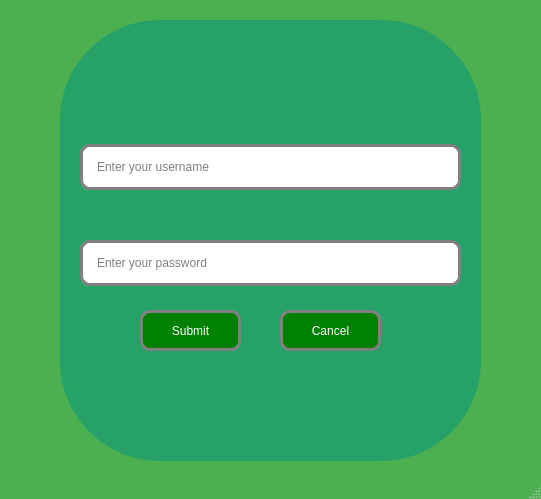
First picture: the form in mainwindowplantcare.ui, repository Rabsoninnora/RoseGardenPlantCareSystem, before the edit.
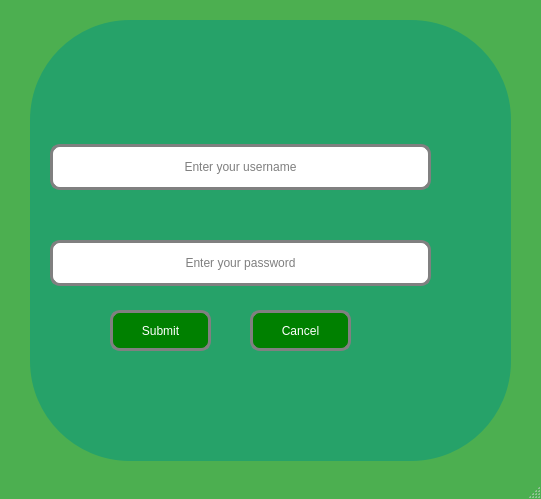
Second picture: the form after the edit. Icons and pictures are not drawn.

The edit to the form file:
```diff
--- a/mainwindowplantcare.ui
+++ b/mainwindowplantcare.ui
@@ -14,6 +14,7 @@
    <font>
     <pointsize>12</pointsize>
     <bold>true</bold>
+    <kerning>true</kerning>
    </font>
   </property>
   <property name="windowTitle">
@@ -32,9 +33,9 @@
    <widget class="QGroupBox" name="loginBox">
     <property name="geometry">
      <rect>
-      <x>60</x>
+      <x>30</x>
       <y>20</y>
-      <width>421</width>
+      <width>481</width>
       <height>441</height>
      </rect>
     </property>
@@ -92,6 +93,9 @@
           <property name="echoMode">
            <enum>QLineEdit::Password</enum>
           </property>
+          <property name="alignment">
+           <set>Qt::AlignCenter</set>
+          </property>
           <property name="placeholderText">
            <string>Enter your username</string>
           </property>
@@ -117,6 +121,9 @@
           <property name="echoMode">
            <enum>QLineEdit::Password</enum>
           </property>
+          <property name="alignment">
+           <set>Qt::AlignCenter</set>
+          </property>
           <property name="placeholderText">
            <string>Enter your password</string>
           </property>
```
Left out of the diff: 6 changed lines with no effect on the pictures.
